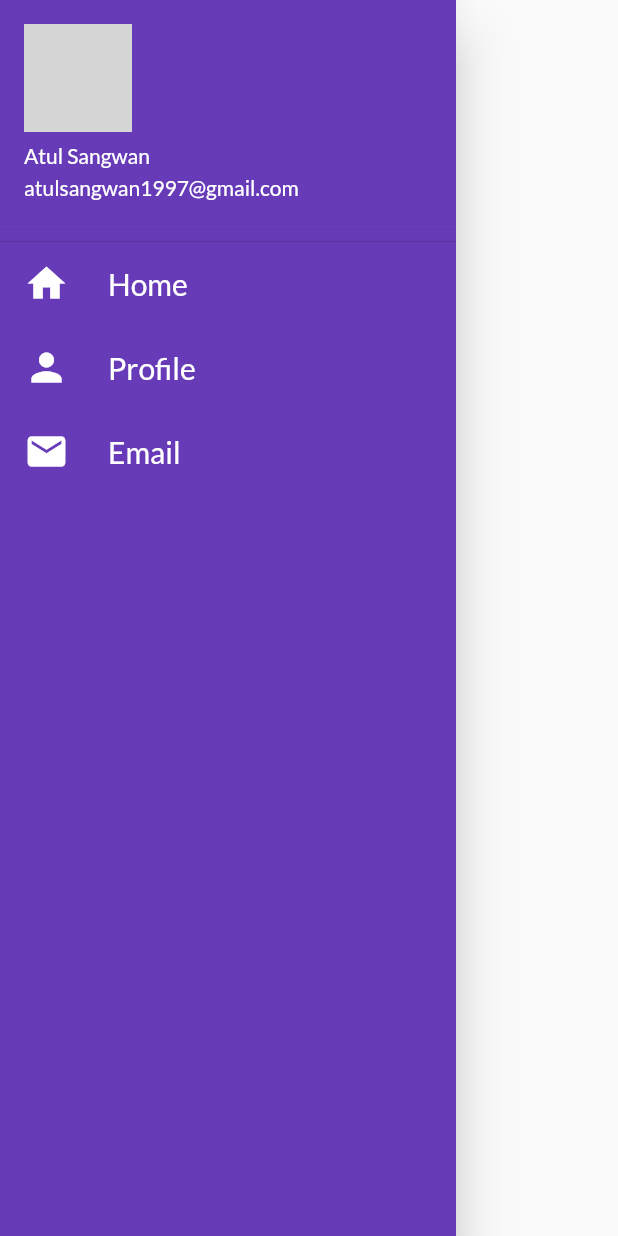
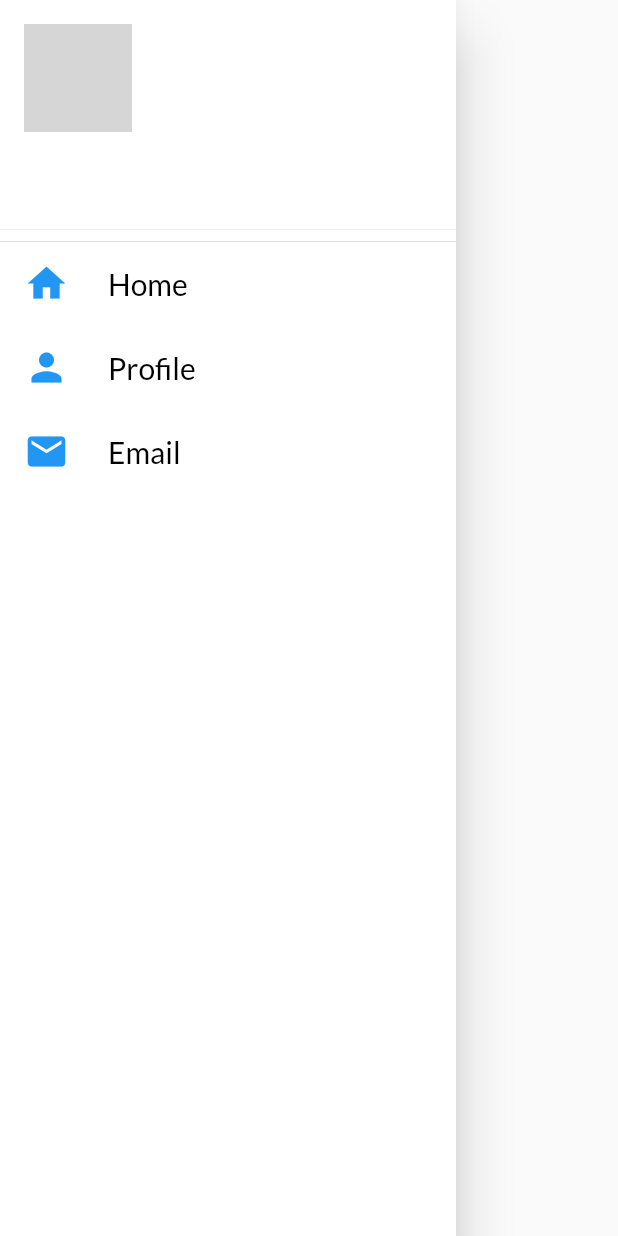
Before and after one commit to Sango-1/Flutter-Projects, a Flutter app: the MyDrawer widget shown alone on an empty page, opened directly, on a phone screen of 412 x 824 dp. Run offline on Flutter 3.47's test engine with Material 2 defaults, Android fonts, the phone set to English and light mode, and no system bars; our stand-ins replace google_fonts; network calls fail; grey boxes are pictures that could not be loaded.

Commit message:
updated drawer

```diff
--- a/lib/widgets/drawer.dart
+++ b/lib/widgets/drawer.dart
@@ -10,14 +10,14 @@ class MyDrawer extends StatelessWidget {
   Widget build(BuildContext context) {
     return Drawer(
       child: Container(
-        color: Colors.deepPurple,
+        color: Colors.white,
         child: ListView(
           children: [
             DrawerHeader(
               padding: EdgeInsets.zero,
               margin: EdgeInsets.zero,
               child: UserAccountsDrawerHeader(
-                  decoration: BoxDecoration(color: Colors.deepPurple),
+                  decoration: BoxDecoration(color: Colors.white),
                   accountName: Text("Atul Sangwan"),
                   accountEmail: Text("atulsangwan1997@gmail.com"),
                   currentAccountPicture: CircleAvatar(
@@ -28,39 +28,39 @@ class MyDrawer extends StatelessWidget {
               leading: Icon(
                 Icons.home,
                 size: 30,
-                color: Colors.white,
+                color: Colors.blue,
               ),
               title: Text(
                 "Home",
-                style: TextStyle(fontSize: 20, color: Colors.white),
+                style: TextStyle(fontSize: 20, color: Colors.black),
               ),
             ),
             ListTile(
               leading: Icon(
                 Icons.person,
                 size: 30,
-                color: Colors.white,
+                color: Colors.blue,
               ),
               title: Text(
                 "Profile",
-                style: TextStyle(fontSize: 20, color: Colors.white),
+                style: TextStyle(fontSize: 20, color: Colors.black),
               ),
             ),
             ListTile(
               leading: Icon(
                 Icons.email,
                 size: 30,
-                color: Colors.white,
+                color: Colors.blue,
               ),
               title: Text(
                 "Email",
-                style: TextStyle(fontSize: 20, color: Colors.white),
+                style: TextStyle(fontSize: 20, color: Colors.black),
               ),
             ),
           ],
         ),
       ),
-      backgroundColor: Colors.white,
+      backgroundColor: Colors.transparent,
     );
   }
 }
```
